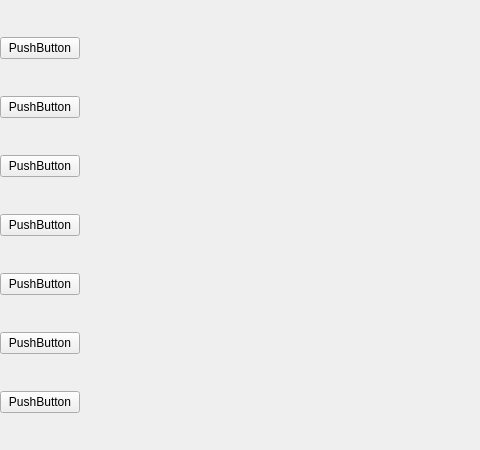
Before: the Qt Designer form HazardShieldUI/mainwindow.ui in xqrzd/HazardShield, drawn with Qt 5; both pictures show x 0 to 480 and y 0 to 450 of the 900 by 450 pixel window.
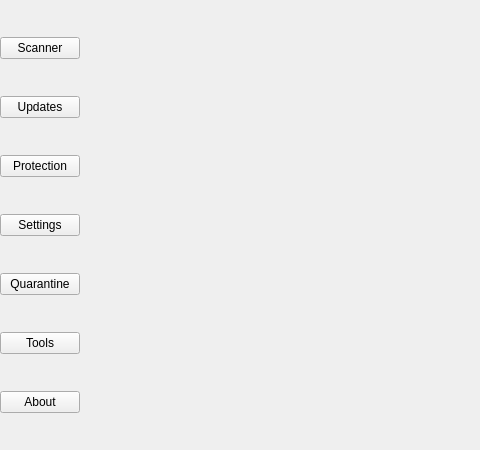
After: the same form once the commit is applied.

Commit message: [UI] Set tab button text

Diff of the .ui file:
```diff
--- a/HazardShieldUI/mainwindow.ui
+++ b/HazardShieldUI/mainwindow.ui
@@ -52,7 +52,7 @@
       <item>
        <widget class="QPushButton" name="pushButton">
         <property name="text">
-         <string>PushButton</string>
+         <string>Scanner</string>
         </property>
         <property name="checkable">
          <bool>true</bool>
@@ -65,7 +65,7 @@
       <item>
        <widget class="QPushButton" name="pushButton_2">
         <property name="text">
-         <string>PushButton</string>
+         <string>Updates</string>
         </property>
         <property name="checkable">
          <bool>true</bool>
@@ -78,7 +78,7 @@
       <item>
        <widget class="QPushButton" name="pushButton_3">
         <property name="text">
-         <string>PushButton</string>
+         <string>Protection</string>
         </property>
         <property name="checkable">
          <bool>true</bool>
@@ -91,7 +91,7 @@
       <item>
        <widget class="QPushButton" name="pushButton_4">
         <property name="text">
-         <string>PushButton</string>
+         <string>Settings</string>
         </property>
         <property name="checkable">
          <bool>true</bool>
@@ -104,7 +104,7 @@
       <item>
        <widget class="QPushButton" name="pushButton_5">
         <property name="text">
-         <string>PushButton</string>
+         <string>Quarantine</string>
         </property>
         <property name="checkable">
          <bool>true</bool>
@@ -117,7 +117,7 @@
       <item>
        <widget class="QPushButton" name="pushButton_6">
         <property name="text">
-         <string>PushButton</string>
+         <string>Tools</string>
         </property>
         <property name="checkable">
          <bool>true</bool>
@@ -130,7 +130,7 @@
       <item>
        <widget class="QPushButton" name="pushButton_7">
         <property name="text">
-         <string>PushButton</string>
+         <string>About</string>
         </property>
         <property name="checkable">
          <bool>true</bool>
```
Left out of the diff: 4 changed lines with no effect on the pictures.
